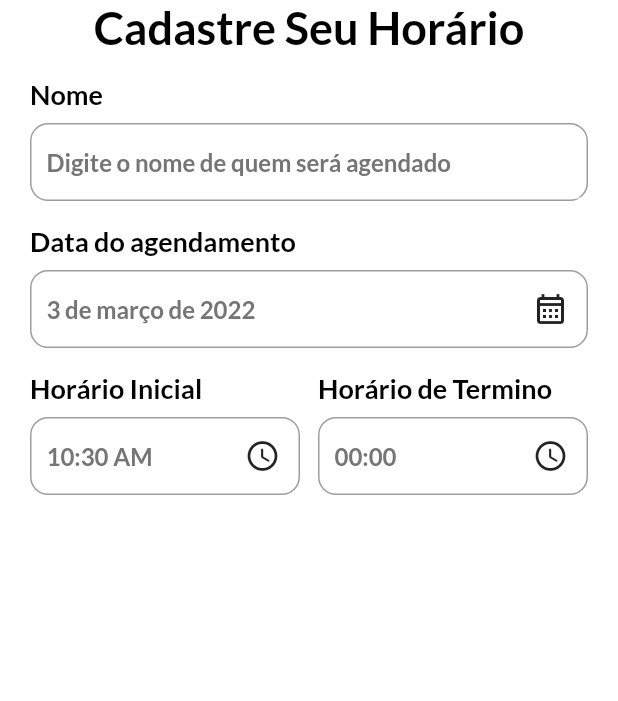
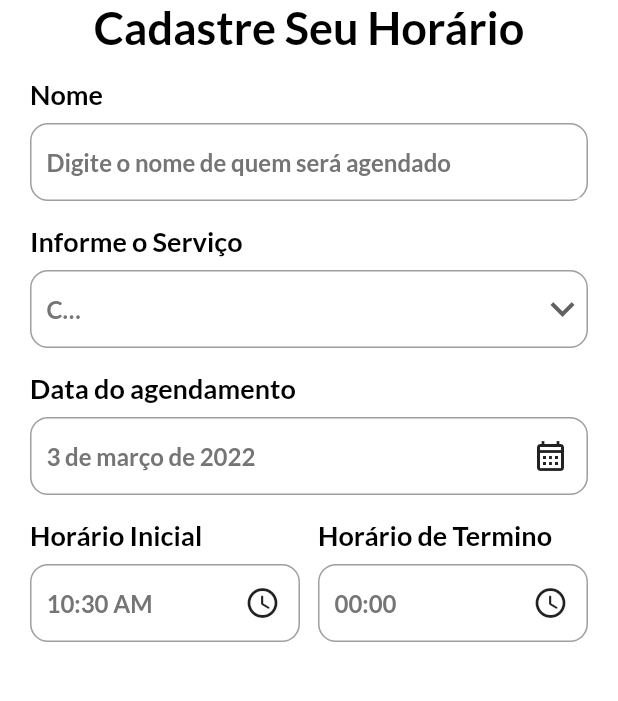
Before and after one commit to VitorL02/BarberApp, a Flutter app: the AddSchedule screen opened directly, on a phone screen of 412 x 824 dp, the part 84-785 px from its top. Run offline on Flutter 3.47's test engine with Material 2 defaults, Android fonts, the phone set to English and light mode, and no system bars; our stand-ins replace date_picker_timeline, flutter_local_notifications, get, get_storage, google_fonts, timezone; accounts and stored records are empty.

Commit message:
Criando o dropdown button que contem a lista de serviços fornecidos, inserindo de forma estatica na versão 1.0 para realizar a entrega a tempo

```diff
--- a/lib/ui/add_schedule.dart
+++ b/lib/ui/add_schedule.dart
@@ -14,6 +14,20 @@ class AddSchedule extends StatefulWidget {
 }
 
 class _AddScheduleState extends State<AddSchedule> {
+  String _selectedService = 'Corte de Cabelo';
+  List<String> servicesList = [
+    'Corte de cabelo',
+    'Pintura',
+    'Unha de Gel',
+    'Escova',
+    'Manicure Simples',
+    'Maquiagem',
+    'Penteado',
+    'Cílios',
+    'Design de Sobrancelha',
+    'Sombrancelha de Rena'
+  ];
+
   DateTime _selectedDate = DateTime.now();
   String _startTime = DateFormat("hh:mm a").format(DateTime.now()).toString();
   String _endTime = "00:00";
@@ -33,6 +47,30 @@ class _AddScheduleState extends State<AddSchedule> {
               ),
               InputField(
                   title: "Nome", label: "Digite o nome de quem será agendado"),
+              InputField(
+                title: "Informe o Serviço",
+                label: _selectedService,
+                widget: DropdownButton(
+                  items: servicesList.map<DropdownMenuItem<String>>(
+                    (String value) {
+                      return DropdownMenuItem<String>(
+                        value: value.toString(),
+                        child: Text(value),
+                      );
+                    },
+                  ).toList(),
+                  onChanged: (String? newValue) {
+                    setState(() {
+                      _selectedService = newValue!;
+                    });
+                  },
+                  underline: Container(height: 0),
+                  icon: Icon(Icons.keyboard_arrow_down),
+                  iconSize: 32,
+                  elevation: 4,
+                  style: headingStyle,
+                ),
+              ),
               InputField(
                 title: "Data do agendamento",
                 label: DateFormat(DateFormat.YEAR_MONTH_DAY, 'pt_Br')
--- a/lib/ui/home_page.dart
+++ b/lib/ui/home_page.dart
@@ -97,10 +97,7 @@ class _HomePageState extends State<HomePage> {
               ],
             ),
           ),
-          Button(
-            label: "+ Novo Horário",
-            onTap: () => Get.to(AddSchedule()),
-          ),
+          Button(label: "+ Novo Horário", onTap: () => Get.to(AddSchedule())),
         ],
       ),
     );
```
